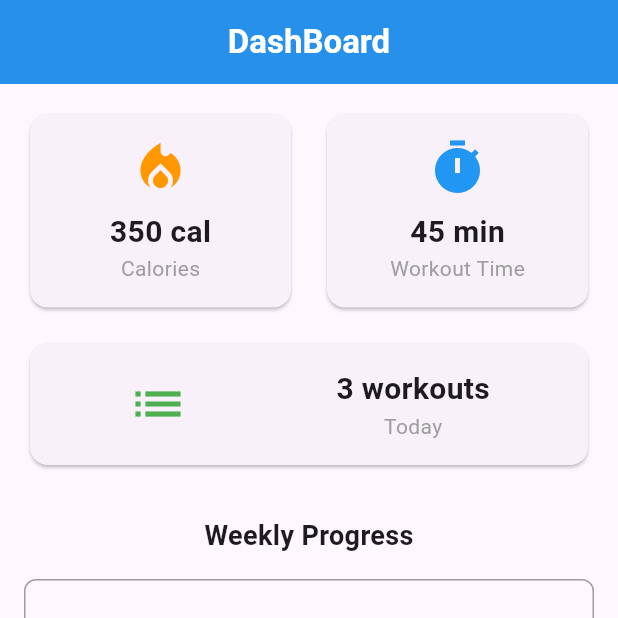
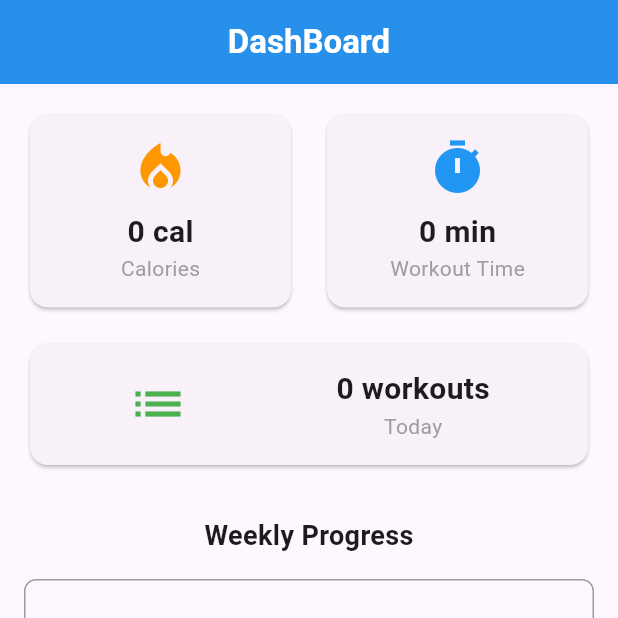
Before and after one commit to Noorullah178632/Apexcify-Technologys_task3, a Flutter app: the screen it shows after launch, on a phone screen of 412 x 824 dp, the top half of it. Run offline on Flutter 3.47's test engine with Material 3 defaults, Android fonts, the phone set to English and light mode, and no system bars; drawn by our look-alikes of curved_navigation_bar; our stand-ins replace cloud_firestore, firebase_core, get; accounts and stored records are empty.

```diff
--- a/lib/dashBoardScreen.dart
+++ b/lib/dashBoardScreen.dart
@@ -1,3 +1,4 @@
+import 'package:cloud_firestore/cloud_firestore.dart';
 import 'package:flutter/material.dart';
 
 class Dashboardscreen extends StatefulWidget {
@@ -20,14 +21,52 @@ class _DashboardscreenState extends State<Dashboardscreen> {
         centerTitle: true,
         elevation: 4,
       ),
-      body: Padding(
+      body: StreamBuilder<QuerySnapshot>(
+        stream: FirebaseFirestore.instance.collection('activities').snapshots(),
+        builder: (context, snapshot) {
+          if (snapshot.connectionState == ConnectionState.waiting) {
+            return Center(child: CircularProgressIndicator());
+          }
+          if (snapshot.hasError) {
+            return Center(child: Text('Error: ${snapshot.error}'));
+          }
+          //calculate today date
+          DateTime today = DateTime.now();
+          DateTime todayStart = DateTime(today.year, today.month, today.day);
+          DateTime todayEnd = DateTime(
+            today.year,
+            today.month,
+            today.day,
+            23,
+            59,
+            59,
+          );
+          //filtering today's activities
+          List<QueryDocumentSnapshot> todayActivities = snapshot.data!.docs
+              .where((doc) {
+                Timestamp timestamp = doc["createdAt"];
+                DateTime activityDate = timestamp.toDate();
+                return activityDate.isAfter(todayStart) &&
+                    activityDate.isBefore(todayEnd);
+              })
+              .toList();
+
+          //calculate totals
+          int totalCalories = todayActivities.fold(
+            0,
+            (sum, doc) => sum + (doc["calories"] as int),
+          );
+          int totalDuration = todayActivities.fold(
+            0,
+            (sum, doc) => sum + (doc["time"] as int),
+          );
+          int totalActivites = todayActivities.length;
+          return Padding(
             padding: EdgeInsets.all(16.0),
             child: Column(
               children: [
-            // Row 1: Calories and Duration
                 Row(
                   children: [
-                // Calories Card
                     Expanded(
                       child: Card(
                         child: Padding(
@@ -41,7 +80,7 @@ class _DashboardscreenState extends State<Dashboardscreen> {
                               ),
                               SizedBox(height: 8),
                               Text(
-                            '350 cal',
+                                '$totalCalories cal',
                                 style: TextStyle(
                                   fontSize: 20,
                                   fontWeight: FontWeight.bold,
@@ -57,7 +96,6 @@ class _DashboardscreenState extends State<Dashboardscreen> {
                       ),
                     ),
                     SizedBox(width: 16),
-                // Duration Card
                     Expanded(
                       child: Card(
                         child: Padding(
@@ -67,7 +105,7 @@ class _DashboardscreenState extends State<Dashboardscreen> {
                               Icon(Icons.timer, color: Colors.blue, size: 40),
                               SizedBox(height: 8),
                               Text(
-                            '45 min',
+                                '$totalDuration min',
                                 style: TextStyle(
                                   fontSize: 20,
                                   fontWeight: FontWeight.bold,
@@ -85,7 +123,6 @@ class _DashboardscreenState extends State<Dashboardscreen> {
                   ],
                 ),
                 SizedBox(height: 16),
-            // Activities Count Card
                 Card(
                   child: Padding(
                     padding: EdgeInsets.all(16.0),
@@ -96,7 +133,7 @@ class _DashboardscreenState extends State<Dashboardscreen> {
                         Column(
                           children: [
                             Text(
-                          '3 workouts',
+                              '$totalActivites workouts',
                               style: TextStyle(
                                 fontSize: 20,
                                 fontWeight: FontWeight.bold,
@@ -110,7 +147,6 @@ class _DashboardscreenState extends State<Dashboardscreen> {
                   ),
                 ),
                 SizedBox(height: 30),
-            // Chart Placeholder
                 Text(
                   'Weekly Progress',
                   style: TextStyle(fontSize: 18, fontWeight: FontWeight.bold),
@@ -131,6 +167,8 @@ class _DashboardscreenState extends State<Dashboardscreen> {
                 ),
               ],
             ),
+          );
+        },
       ),
     );
   }
```
Lines whose indentation alone changed are shown as unchanged.
